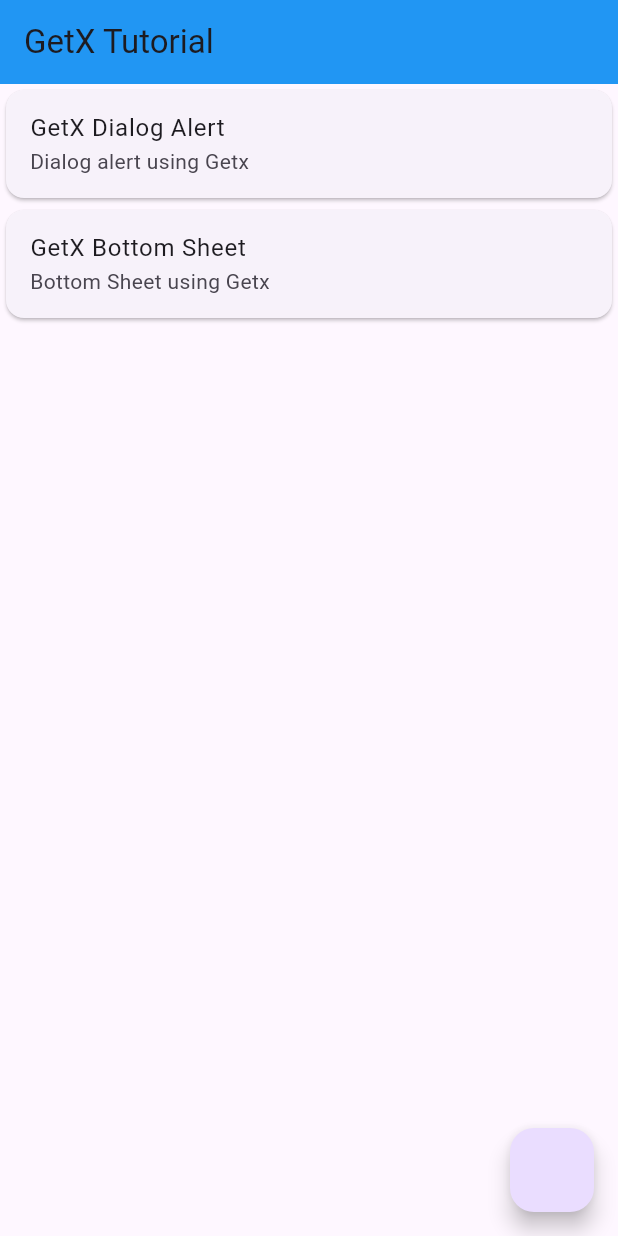
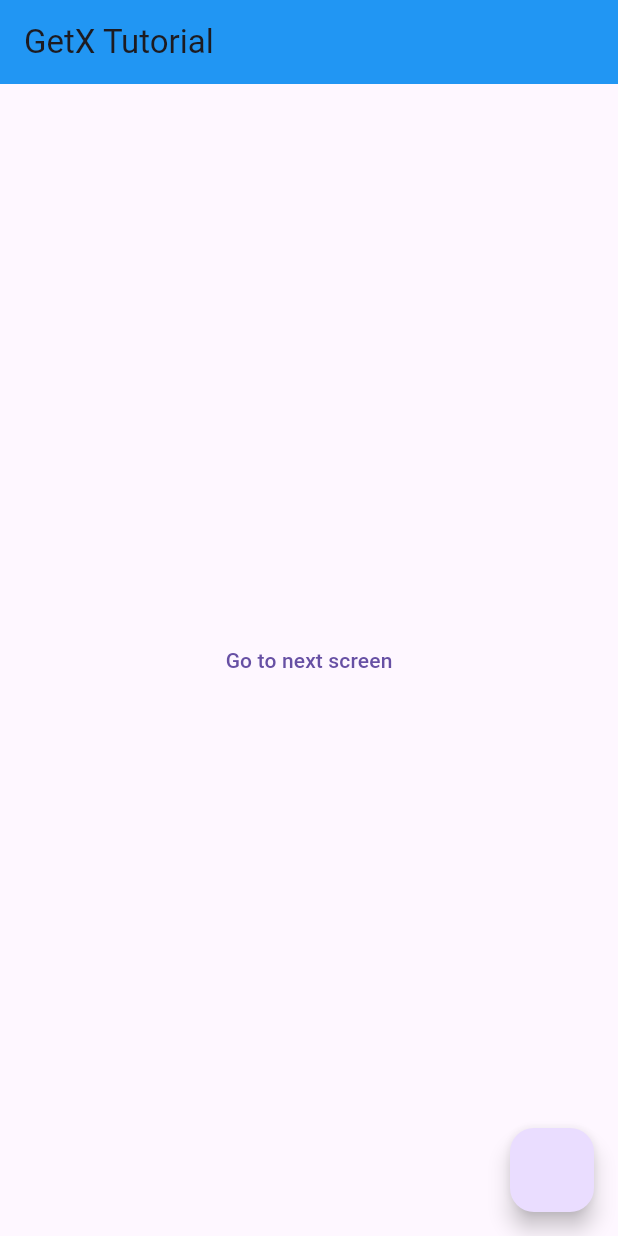
Before and after one commit to asheesh20/tutorial_getx, a Flutter app: the screen it shows after launch, on a phone screen of 412 x 824 dp. Run offline on Flutter 3.47's test engine with Material 3 defaults, Android fonts, the phone set to English and light mode, and no system bars; our stand-ins replace get.

Commit message:
Navigation & Route using GetX

```diff
--- a/lib/main.dart
+++ b/lib/main.dart
@@ -1,6 +1,9 @@
 import 'package:flutter/material.dart';
 import 'package:get/get.dart';
+import 'package:get/route_manager.dart';
 import 'package:tutorial_getx/screens/home_screen.dart';
+import 'package:tutorial_getx/screens/screen_one.dart';
+import 'package:tutorial_getx/screens/screen_two.dart';
 
 void main() {
   runApp(const MyApp());
@@ -11,9 +14,14 @@ class MyApp extends StatelessWidget {
 
   @override
   Widget build(context) {
-    return const GetMaterialApp(
+    return GetMaterialApp(
       debugShowCheckedModeBanner: false,
-      home: HomeScreen(),
+      home: const HomeScreen(),
+      getPages: [
+        GetPage(name: '/', page: () => const HomeScreen()),
+        GetPage(name: '/screenOne', page: () => ScreenOne(name: 'as')),
+        GetPage(name: '/screenTwo', page: () => ScreenTwo())
+      ],
     );
   }
 }
--- a/lib/screens/home_screen.dart
+++ b/lib/screens/home_screen.dart
@@ -1,9 +1,15 @@
 import 'package:flutter/material.dart';
 import 'package:get/route_manager.dart';
+import 'package:tutorial_getx/screens/screen_one.dart';
 
-class HomeScreen extends StatelessWidget {
+class HomeScreen extends StatefulWidget {
   const HomeScreen({super.key});
 
+  @override
+  State<HomeScreen> createState() => _HomeScreenState();
+}
+
+class _HomeScreenState extends State<HomeScreen> {
   @override
   Widget build(context) {
     return SafeArea(
@@ -12,7 +18,8 @@ class HomeScreen extends StatelessWidget {
         backgroundColor: Colors.blue,
         title: const Text('GetX Tutorial'),
       ),
-      body: Column(
+      body: /*
+      Column(
         children: [
           Card(
             child: ListTile(
@@ -79,6 +86,29 @@ class HomeScreen extends StatelessWidget {
             ),
           ),
         ],
+      ),*/
+          Column(
+        mainAxisAlignment: MainAxisAlignment.center,
+        crossAxisAlignment: CrossAxisAlignment.center,
+        children: [
+          Center(
+              child: TextButton(
+                  onPressed: () {
+                    /*
+                    Navigator.of(context).push(MaterialPageRoute(
+                      builder: (context) {
+                        return ScreenOne(
+                          name: '23 May',
+                        );
+                      },
+                    ));
+                    */
+                    //Get.to(const ScreenOne(name: '23 May'));
+                    // Navigation using route method
+                    Get.toNamed('/screenOne', arguments: ['22th May']);
+                  },
+                  child: const Text('Go to next screen')))
+        ],
       ),
       floatingActionButton: FloatingActionButton(
         onPressed: () {
```
Also changed, not shown: lib/screens/screen_one.dart (added, +40 -0 lines), lib/screens/screen_two.dart (added, +36 -0 lines).
